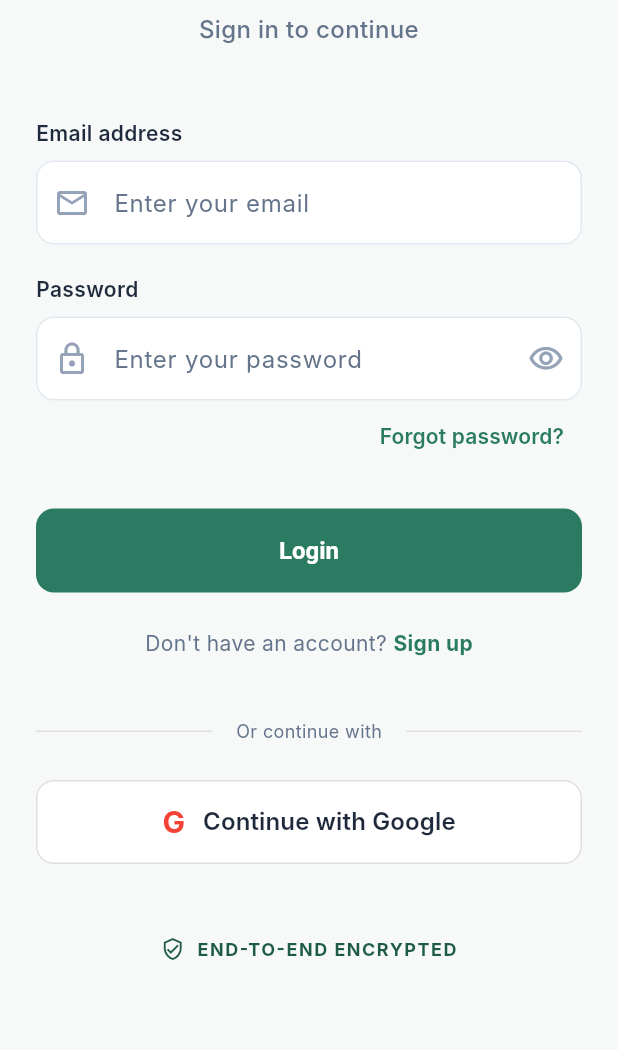
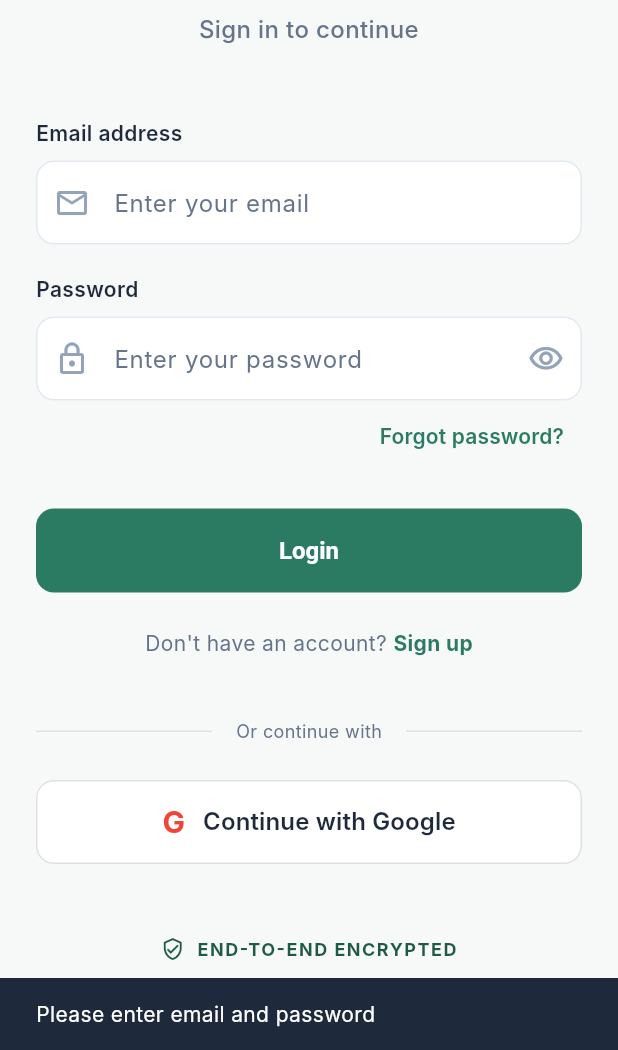
Before and after one commit to AnvitaAnanya/Remote_Assist, a Flutter app: the screen it shows after launch, after a tap on "Login", on a phone screen of 412 x 824 dp, the part 186-1236 px from its top. Run offline on Flutter 3.47's test engine with Material 3 defaults, Android fonts, the phone set to English and light mode, and no system bars; our stand-ins replace cloud_firestore, firebase_auth, firebase_core, firebase_messaging; accounts and stored records are empty; generated files the repository leaves out were written again; Roboto replaces fonts that are missing (Inter).

Commit message:
auth done

```diff
--- a/lib/main.dart
+++ b/lib/main.dart
@@ -1,7 +1,5 @@
 import 'package:flutter/material.dart';
-import 'package:flutter/foundation.dart';
 import 'package:firebase_core/firebase_core.dart';
-import 'package:cloud_firestore/cloud_firestore.dart';
 import 'firebase_options.dart';
 import 'core/theme.dart';
 import 'screens/auth_wrapper.dart';
--- a/lib/screens/auth_wrapper.dart
+++ b/lib/screens/auth_wrapper.dart
@@ -1,6 +1,7 @@
 import 'package:firebase_auth/firebase_auth.dart';
 import 'package:flutter/material.dart';
 import '../services/firestore_service.dart';
+import '../core/constants.dart';
 import 'login_screen.dart';
 import 'elder_main_nav.dart';
 import 'caregiver_screen.dart';
@@ -14,42 +15,130 @@ class AuthWrapper extends StatelessWidget {
     return StreamBuilder<User?>(
       stream: FirebaseAuth.instance.authStateChanges(),
       builder: (context, snapshot) {
+        // Show loading while Firebase initializes
         if (snapshot.connectionState == ConnectionState.waiting) {
-          return const Scaffold(
-            body: Center(child: CircularProgressIndicator()),
+          return const _SplashLoadingScreen(message: "Initializing...");
+        }
+
+        // Not signed in → go to login
+        if (!snapshot.hasData || snapshot.data == null) {
+          debugPrint("AuthWrapper: No user. Showing LoginScreen.");
+          return const LoginScreen();
+        }
+
+        // Signed in → fetch role from Firestore
+        final user = snapshot.data!;
+        debugPrint("AuthWrapper: User ${user.uid} is signed in. Fetching role...");
+
+        return _RoleRouter(uid: user.uid);
+      },
     );
   }
+}
 
-        if (snapshot.hasData && snapshot.data != null) {
-          // User is signed in, check their role
+/// Separate widget so that role fetch only re-runs when uid changes.
+class _RoleRouter extends StatefulWidget {
+  final String uid;
+  const _RoleRouter({required this.uid});
+
+  @override
+  State<_RoleRouter> createState() => _RoleRouterState();
+}
+
+class _RoleRouterState extends State<_RoleRouter> {
+  late Future<String?> _roleFuture;
+
+  @override
+  void initState() {
+    super.initState();
+    _roleFuture = FirestoreService().getUserRole(widget.uid);
+    debugPrint("_RoleRouter: Initiating role fetch for uid=${widget.uid}");
+  }
+
+  @override
+  void didUpdateWidget(_RoleRouter oldWidget) {
+    super.didUpdateWidget(oldWidget);
+    if (oldWidget.uid != widget.uid) {
+      setState(() {
+        _roleFuture = FirestoreService().getUserRole(widget.uid);
+      });
+    }
+  }
+
+  @override
+  Widget build(BuildContext context) {
     return FutureBuilder<String?>(
-            future: FirestoreService().getUserRole(snapshot.data!.uid),
+      future: _roleFuture,
       builder: (context, roleSnapshot) {
         if (roleSnapshot.connectionState == ConnectionState.waiting) {
-                return const Scaffold(
-                  body: Center(child: CircularProgressIndicator()),
-                );
+          return const _SplashLoadingScreen(message: "Loading your profile...");
         }
 
-              if (roleSnapshot.hasData && roleSnapshot.data != null) {
-                final role = roleSnapshot.data!;
-                debugPrint("AuthWrapper: Found role '$role'. Moving to dashboard.");
+        if (roleSnapshot.hasError) {
+          debugPrint("_RoleRouter: Error fetching role: ${roleSnapshot.error}");
+          return const _SplashLoadingScreen(message: "Loading your profile...");
+        }
+
+        final role = roleSnapshot.data;
+        debugPrint("_RoleRouter: Role fetched = '$role'");
+
         if (role == 'elder') {
           return const ElderMainNav();
         } else if (role == 'caregiver') {
           return const CaregiverHomeScreen();
+        } else {
+          // No role found → user needs to pick a role
+          debugPrint("_RoleRouter: No role set. Showing RoleSelectionScreen.");
+          return const RoleSelectionScreen();
         }
-              }
-              debugPrint("AuthWrapper: No role found. Moving to RoleSelectionScreen.");
-              // Role not found or not set
-              return const RoleSelectionScreen();
-            },
-          );
-        }
-
-        // User is not signed in
-        return const LoginScreen();
       },
     );
   }
 }
+
+/// A polished loading/splash screen shown during async operations.
+class _SplashLoadingScreen extends StatelessWidget {
+  final String message;
+  const _SplashLoadingScreen({required this.message});
+
+  @override
+  Widget build(BuildContext context) {
+    return Scaffold(
+      backgroundColor: Colors.white,
+      body: Center(
+        child: Column(
+          mainAxisAlignment: MainAxisAlignment.center,
+          children: [
+            const Text(
+              "REMOTE ASSIST",
+              style: TextStyle(
+                fontSize: 28,
+                fontWeight: FontWeight.w900,
+                color: AppColors.primary,
+                letterSpacing: 1.5,
+              ),
+            ),
+            const SizedBox(height: 32),
+            const SizedBox(
+              width: 40,
+              height: 40,
+              child: CircularProgressIndicator(
+                strokeWidth: 3,
+                color: AppColors.primary,
+              ),
+            ),
+            const SizedBox(height: 20),
+            Text(
+              message,
+              style: const TextStyle(
+                color: AppColors.textSecondary,
+                fontSize: 15,
+                fontWeight: FontWeight.w500,
+              ),
+            ),
+          ],
+        ),
+      ),
+    );
+  }
+}
--- a/lib/screens/login_screen.dart
+++ b/lib/screens/login_screen.dart
@@ -1,4 +1,5 @@
 import 'package:flutter/material.dart';
+import 'package:flutter/foundation.dart';
 import '../core/constants.dart';
 import '../widgets/custom_text_field.dart';
 import '../widgets/primary_button.dart';
@@ -19,22 +20,49 @@ class _LoginScreenState extends State<LoginScreen> {
   bool _isLoading = false;
 
   void _handleLogin() async {
-    if (_emailController.text.isEmpty || _passwordController.text.isEmpty) return;
+    final email = _emailController.text.trim();
+    final password = _passwordController.text.trim();
+
+    if (email.isEmpty || password.isEmpty) {
+      ScaffoldMessenger.of(context).showSnackBar(
+        const SnackBar(content: Text('Please enter email and password')),
+      );
+      return;
+    }
+
     setState(() => _isLoading = true);
     try {
-      await AuthService().signInWithEmailPassword(
-        _emailController.text.trim(),
-        _passwordController.text.trim(),
-      );
-      // No need to navigate. AuthWrapper at the root will detect the state change.
+      await AuthService().signInWithEmailPassword(email, password);
+      debugPrint("LoginScreen: Login success. Navigating to AuthWrapper.");
+      if (mounted) {
+        // ✅ MUST navigate explicitly. LoginScreen/SignupScreen can be pushed
+        // ON TOP of AuthWrapper via Navigator, so the stream rebuilding
+        // AuthWrapper underneath doesn't make the new screen visible.
+        // We clear the entire stack and replace with a fresh AuthWrapper.
+        Navigator.of(context).pushAndRemoveUntil(
+          MaterialPageRoute(builder: (_) => const AuthWrapper()),
+          (route) => false,
+        );
+      }
     } catch (e) {
       if (mounted) {
         ScaffoldMessenger.of(context).showSnackBar(
-          SnackBar(content: Text('Login failed: $e')),
+          SnackBar(content: Text(_friendlyError(e.toString()))),
         );
         setState(() => _isLoading = false);
       }
     }
+  }
+
+  String _friendlyError(String error) {
+    if (error.contains('user-not-found')) return 'No account found with this email.';
+    if (error.contains('wrong-password') || error.contains('invalid-credential')) {
+      return 'Incorrect email or password.';
+    }
+    if (error.contains('invalid-email')) return 'Please enter a valid email address.';
+    if (error.contains('too-many-requests')) return 'Too many attempts. Try again later.';
+    if (error.contains('network-request-failed')) return 'Network error. Check your connection.';
+    return 'Login failed. Please try again.';
   }
 
   @override
--- a/lib/screens/settings_screen.dart
+++ b/lib/screens/settings_screen.dart
@@ -2,9 +2,9 @@ import 'package:flutter/material.dart';
 import '../core/constants.dart';
 import '../main.dart';
 import '../services/auth_service.dart';
-import 'login_screen.dart';
 import 'auth_wrapper.dart';
 import 'role_selection_screen.dart';
+
 class SettingsScreen extends StatelessWidget {
   const SettingsScreen({super.key});
 
--- a/lib/screens/signup_screen.dart
+++ b/lib/screens/signup_screen.dart
@@ -1,4 +1,5 @@
 import 'package:flutter/material.dart';
+import 'package:flutter/foundation.dart';
 import '../core/constants.dart';
 import '../widgets/custom_text_field.dart';
 import '../widgets/primary_button.dart';
@@ -20,23 +21,52 @@ class _SignupScreenState extends State<SignupScreen> {
   bool _isLoading = false;
 
   void _handleSignup() async {
-    if (_nameController.text.isEmpty || _emailController.text.isEmpty || _passwordController.text.isEmpty) return;
+    if (_nameController.text.isEmpty ||
+        _emailController.text.isEmpty ||
+        _passwordController.text.isEmpty) return;
+
+    final email = _emailController.text.trim();
+    final password = _passwordController.text.trim();
+    final name = _nameController.text.trim();
+
+    if (password.length < 6) {
+      ScaffoldMessenger.of(context).showSnackBar(
+        const SnackBar(content: Text('Password must be at least 6 characters')),
+      );
+      return;
+    }
+
     setState(() => _isLoading = true);
     try {
-      await AuthService().signUpWithEmailPassword(
-        _emailController.text.trim(),
-        _passwordController.text.trim(),
-        _nameController.text.trim(),
-      );
-      // No need to navigate manually. AuthWrapper at root handles it.
+      await AuthService().signUpWithEmailPassword(email, password, name);
+      debugPrint("SignupScreen: Signup success. Navigating to AuthWrapper.");
+      if (mounted) {
+        // ✅ MUST navigate explicitly — SignupScreen sits ON TOP of AuthWrapper
+        // in the Navigator stack (pushed via Navigator.pushReplacement from
+        // LoginScreen). The stream rebuilding AuthWrapper underneath is invisible
+        // while SignupScreen is on top. Clear the stack and go to AuthWrapper
+        // so it reads auth state fresh and routes to RoleSelectionScreen.
+        Navigator.of(context).pushAndRemoveUntil(
+          MaterialPageRoute(builder: (_) => const AuthWrapper()),
+          (route) => false,
+        );
+      }
     } catch (e) {
       if (mounted) {
         ScaffoldMessenger.of(context).showSnackBar(
-          SnackBar(content: Text('Signup failed: $e')),
+          SnackBar(content: Text('Signup failed: ${_friendlyError(e.toString())}')),
         );
         setState(() => _isLoading = false);
       }
     }
+  }
+
+  String _friendlyError(String error) {
+    if (error.contains('email-already-in-use')) return 'This email is already registered.';
+    if (error.contains('invalid-email')) return 'Please enter a valid email address.';
+    if (error.contains('weak-password')) return 'Password is too weak. Use at least 6 characters.';
+    if (error.contains('network-request-failed')) return 'Network error. Check your connection.';
+    return error;
   }
 
   @override
```
Also changed, not shown: lib/screens/role_selection_screen.dart (+23 -10 lines), 1 other file. Lines whose indentation alone changed are shown as unchanged.
